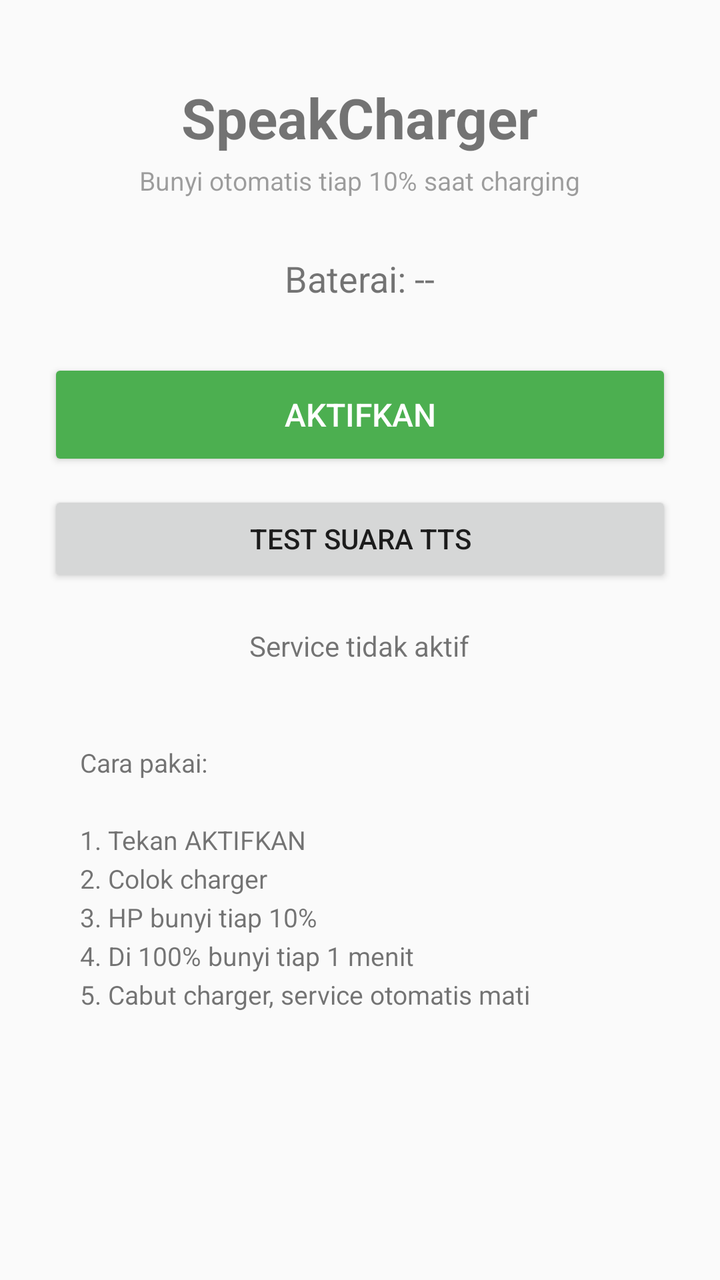
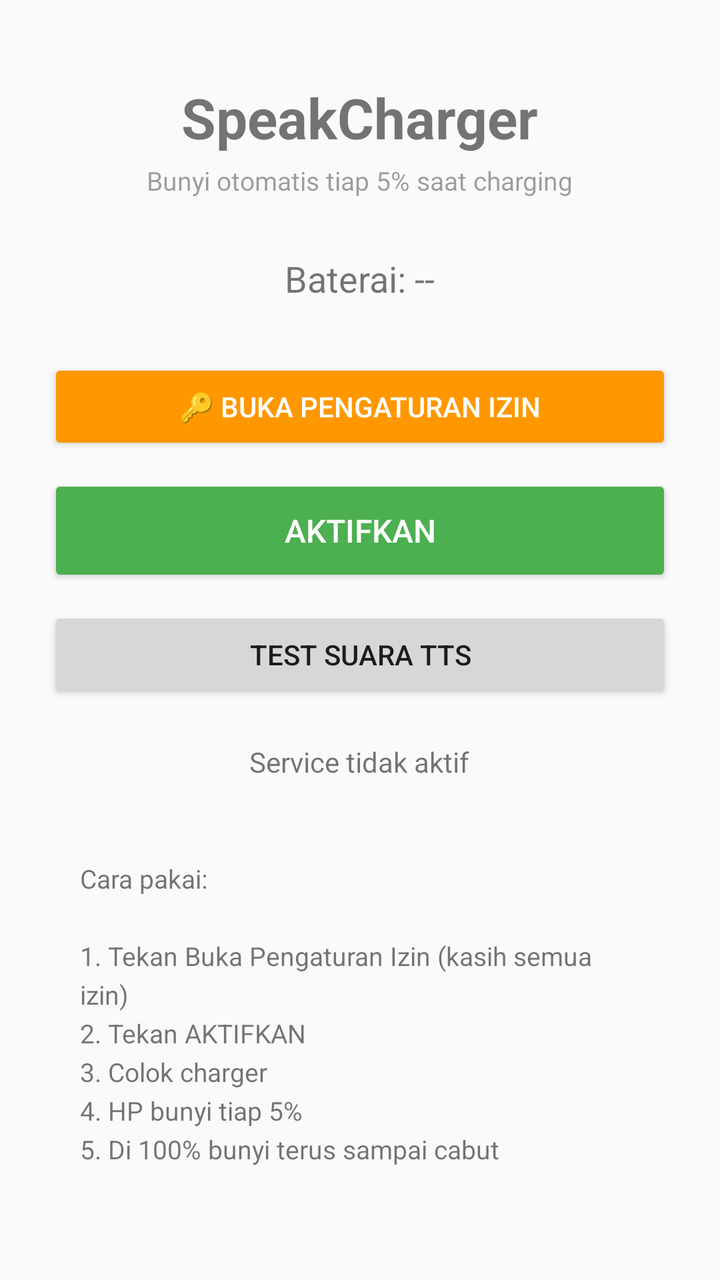

The first picture is an Android layout as it rendered before a commit; the second is the same layout after the commit. The layout source and the unified diff follow.
<!-- AndroidManifest.xml: application theme Theme.AppCompat.Light.DarkActionBar -->
<!-- res/layout/activity_main.xml -->
<?xml version="1.0" encoding="utf-8"?>
<ScrollView xmlns:android="http://schemas.android.com/apk/res/android"
    android:layout_width="match_parent"
    android:layout_height="match_parent">

    <LinearLayout
        android:layout_width="match_parent"
        android:layout_height="wrap_content"
        android:orientation="vertical"
        android:padding="24dp"
        android:gravity="center_horizontal">

        <TextView
            android:text="SpeakCharger"
            android:textSize="28sp"
            android:textStyle="bold"
            android:layout_marginTop="16dp"
            android:layout_marginBottom="4dp"
            android:layout_width="wrap_content"
            android:layout_height="wrap_content"/>

        <TextView
            android:text="Bunyi otomatis tiap 10% saat charging"
            android:textSize="13sp"
            android:alpha="0.7"
            android:layout_marginBottom="28dp"
            android:layout_width="wrap_content"
            android:layout_height="wrap_content"/>

        <TextView
            android:id="@+id/tvBattery"
            android:text="Baterai: --"
            android:textSize="18sp"
            android:gravity="center"
            android:lineSpacingExtra="6dp"
            android:layout_marginBottom="28dp"
            android:layout_width="wrap_content"
            android:layout_height="wrap_content"/>

        <Button
            android:id="@+id/btnToggle"
            android:text="AKTIFKAN"
            android:textSize="16sp"
            android:textColor="#FFFFFF"
            android:backgroundTint="#4CAF50"
            android:layout_width="match_parent"
            android:layout_height="56dp"
            android:layout_marginBottom="10dp"/>

        <Button
            android:id="@+id/btnTest"
            android:text="Test Suara TTS"
            android:textSize="14sp"
            android:layout_width="match_parent"
            android:layout_height="48dp"
            android:layout_marginBottom="20dp"/>

        <TextView
            android:id="@+id/tvStatus"
            android:text="Service tidak aktif"
            android:textSize="14sp"
            android:gravity="center"
            android:layout_marginBottom="24dp"
            android:layout_width="wrap_content"
            android:layout_height="wrap_content"/>

        <TextView
            android:text="Cara pakai:&#10;&#10;1. Tekan AKTIFKAN&#10;2. Colok charger&#10;3. HP bunyi tiap 10%&#10;4. Di 100% bunyi tiap 1 menit&#10;5. Cabut charger, service otomatis mati"
            android:textSize="13sp"
            android:lineSpacingExtra="4dp"
            android:padding="16dp"
            android:layout_width="match_parent"
            android:layout_height="wrap_content"/>

    </LinearLayout>
</ScrollView>
<!-- resources referenced by this layout -->
<resources>

</resources>

<!-- the commit's change to res/layout/activity_main.xml (unified diff, before → after) -->
@@ -20,7 +20,7 @@
             android:layout_height="wrap_content"/>
 
         <TextView
-            android:text="Bunyi otomatis tiap 10% saat charging"
+            android:text="Bunyi otomatis tiap 5% saat charging"
             android:textSize="13sp"
             android:alpha="0.7"
             android:layout_marginBottom="28dp"
@@ -36,6 +36,16 @@
             android:layout_marginBottom="28dp"
             android:layout_width="wrap_content"
             android:layout_height="wrap_content"/>
+
+        <Button
+            android:id="@+id/btnPermissions"
+            android:text="🔑 Buka Pengaturan Izin"
+            android:textSize="14sp"
+            android:backgroundTint="#FF9800"
+            android:textColor="#FFFFFF"
+            android:layout_width="match_parent"
+            android:layout_height="48dp"
+            android:layout_marginBottom="10dp"/>
 
         <Button
             android:id="@+id/btnToggle"
@@ -65,7 +75,7 @@
             android:layout_height="wrap_content"/>
 
         <TextView
-            android:text="Cara pakai:&#10;&#10;1. Tekan AKTIFKAN&#10;2. Colok charger&#10;3. HP bunyi tiap 10%&#10;4. Di 100% bunyi tiap 1 menit&#10;5. Cabut charger, service otomatis mati"
+            android:text="Cara pakai:&#10;&#10;1. Tekan Buka Pengaturan Izin (kasih semua izin)&#10;2. Tekan AKTIFKAN&#10;3. Colok charger&#10;4. HP bunyi tiap 5%&#10;5. Di 100% bunyi terus sampai cabut"
             android:textSize="13sp"
             android:lineSpacingExtra="4dp"
             android:padding="16dp"
